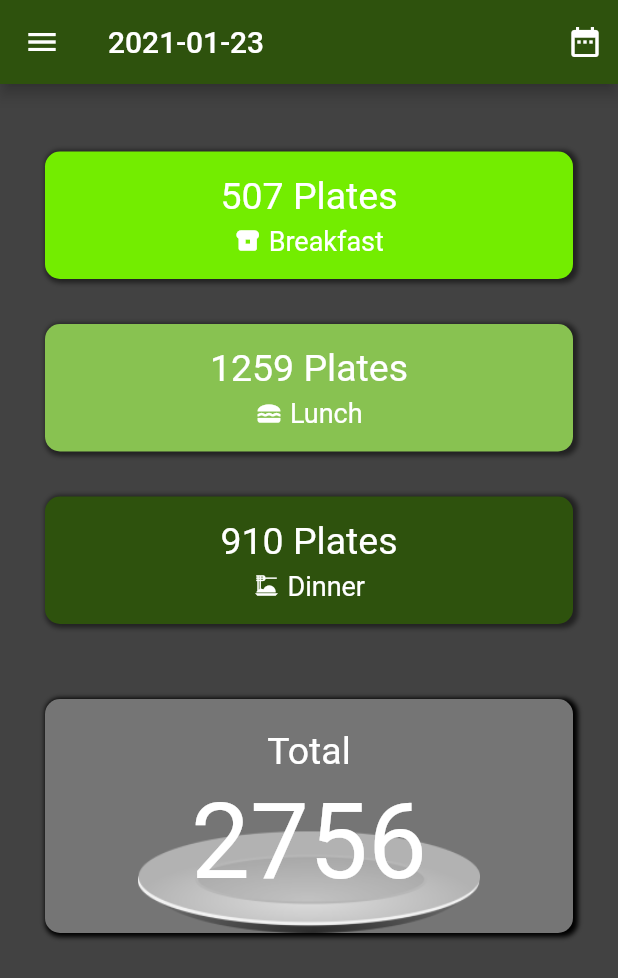
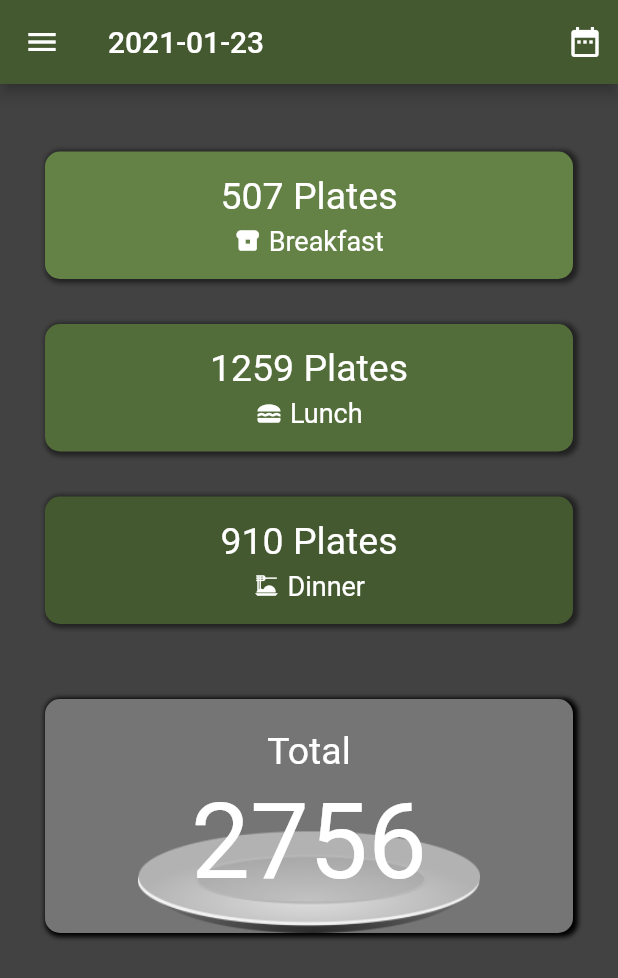
Before and after one commit to etEthiopia/feedall_clientapp, a Flutter app: the DayStatScreen screen opened by its route, on a phone screen of 412 x 824 dp. Shown: the top 978 px of the screen. Run offline on Flutter 3.47's test engine with Material 2 defaults, Android fonts, the phone set to English and light mode, and no system bars; our stand-ins replace cached_network_image, cloud_firestore, firebase_core, flutter_phoenix, flutter_secure_storage, flutter_spinkit; accounts and stored records are empty.

Commit message:
chnage the colors

```diff
--- a/lib/theme/theme_colors.dart
+++ b/lib/theme/theme_colors.dart
@@ -8,10 +8,10 @@ Color background2 = Colors.grey[800];
 
 Color background3 = Colors.grey[900];
 
-Color dark = Color(0Xff2e520d);
+Color dark = Color(0Xff445930);
 
-Color light = Color(0xff73ed00);
+Color light = Color(0xff648246);
 
-Color primary = Color(0xff88c251);
+Color primary = Color(0xff536d3a);
 
 Color accent = Color(0xff544414);
```
